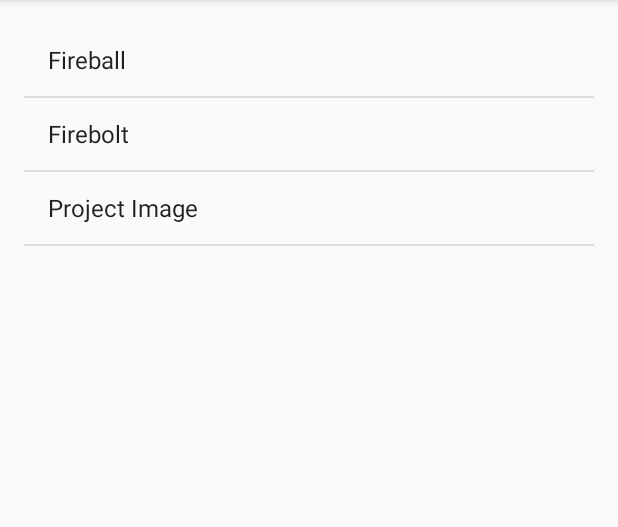
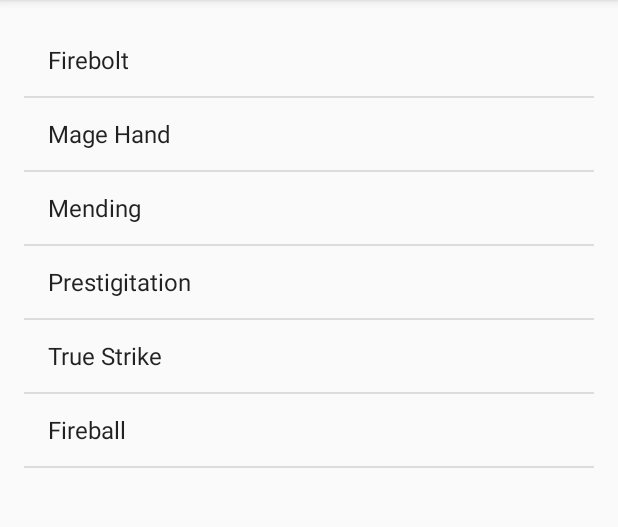
Before and after one commit to Ranzer1255/DraxSpells, an Android app: the screen it shows after launch (MainActivity), on a phone screen of 412 x 824 dp, the part 84-611 px from its top. Run offline under Robolectric (Android 15) with nearby library versions, the phone set to English and light mode, and no system bars.

Commit message:
sorting of spell list and adding more spells to data provider

```diff
--- a/app/src/main/AndroidManifest.xml
+++ b/app/src/main/AndroidManifest.xml
@@ -18,6 +18,7 @@
         </activity>
         <activity
             android:name=".SpellDetailActivity"
+            android:parentActivityName=".MainActivity"
             android:screenOrientation="portrait"/>
     </application>
 
--- a/app/src/main/java/com/example/ranzer/draxspells/MainActivity.java
+++ b/app/src/main/java/com/example/ranzer/draxspells/MainActivity.java
@@ -13,12 +13,14 @@ import com.example.ranzer.draxspells.data.SimpleSpellDataProvider;
 import com.example.ranzer.draxspells.data.SpellItem;
 
 import java.util.ArrayList;
+import java.util.Comparator;
 import java.util.List;
+import java.util.function.Consumer;
 
 public class MainActivity extends AppCompatActivity {
 
 	private final static String TAG = "MainActivity";
-	public final static String SPELL_POSITION = "spellPosition";
+	public static final String SPELL_NAME = "spellName";
 
 	@Override
 	protected void onCreate(Bundle savedInstanceState) {
@@ -26,10 +28,22 @@ public class MainActivity extends AppCompatActivity {
 		Log.v(TAG, "Starting MainActivity");
 		setContentView(R.layout.activity_main);
 
-		List<String> spellList = new ArrayList<>();
-		for (SpellItem spell : SimpleSpellDataProvider.spellList) {
-			spellList.add(spell.getName());
-		}
+		final List<String> spellList = new ArrayList<>();
+		SimpleSpellDataProvider.spellList.stream().sorted(new Comparator<SpellItem>() {
+			@Override
+			public int compare(SpellItem o1, SpellItem o2) {
+				return o1.compare(o2);
+			}
+		}).forEach(new Consumer<SpellItem>() {
+			@Override
+			public void accept(SpellItem spellItem) {
+				spellList.add(spellItem.getName());
+			}
+		});
+
+//		for (SpellItem spell : SimpleSpellDataProvider.spellList) {
+//			spellList.add(spell.getName());
+//		}
 		ArrayAdapter<String> adapter = new ArrayAdapter<String>(this, android.R.layout.simple_list_item_1, spellList);
 
 		ListView lv = (ListView) findViewById(android.R.id.list);
@@ -38,15 +52,15 @@ public class MainActivity extends AppCompatActivity {
 		lv.setOnItemClickListener(new AdapterView.OnItemClickListener() {
 			@Override
 			public void onItemClick(AdapterView<?> parent, View view, int position, long id) {
-				launchDetailActivity(position);
+				launchDetailActivity(spellList.get(position));
 			}
 		});
 
 	}
 
-	private void launchDetailActivity(int position) {
+	private void launchDetailActivity(String spell) {
 		Intent intent = new Intent(this, SpellDetailActivity.class);
-		intent.putExtra(SPELL_POSITION, position);
+		intent.putExtra(SPELL_NAME, spell);
 		startActivity(intent);
 	}
 }
--- a/app/src/main/java/com/example/ranzer/draxspells/SpellDetailActivity.java
+++ b/app/src/main/java/com/example/ranzer/draxspells/SpellDetailActivity.java
@@ -19,8 +19,8 @@ public class SpellDetailActivity extends AppCompatActivity {
 		super.onCreate(savedInstanceState);
 		setContentView(R.layout.activity_spell_detail);
 
-		int spellPos = getIntent().getIntExtra(MainActivity.SPELL_POSITION, -1);
-		spellItem = SimpleSpellDataProvider.spellList.get(spellPos);
+		String spellName = getIntent().getStringExtra(MainActivity.SPELL_NAME);
+		spellItem = SimpleSpellDataProvider.spellMap.get(spellName);
 
 		getViews();
 
--- a/app/src/main/java/com/example/ranzer/draxspells/data/SimpleSpellDataProvider.java
+++ b/app/src/main/java/com/example/ranzer/draxspells/data/SimpleSpellDataProvider.java
@@ -22,17 +22,56 @@ public class SimpleSpellDataProvider {
 				"When you cast this spell using a spell slot of 4th level or higher, the damage increases by 1d6 for each slot level above 3rd",
 				"Dex Save", null, "8d6");
 
+		addSpell(null, "Mage Hand", 0, "Conjuration", "1 Action", "30 Feet", "S,V", "1 Minute", false,
+				"A spectral, floating hand appears at a point you choose within range. The hand lasts " +
+						"for the duration or until you dismiss it as an action. The hand vanishes if it is " +
+						"ever more than 30 feet away from you or if you cast " +
+						"this spell again.\n" +
+						"You can use your action to control the hand. You can " +
+						"use the hand to manipulate an object, open an unlocked " +
+						"door or container, stow or retrieve an item from an open " +
+						"container, or pour the contents out of a vial. You can " +
+						"move the hand up to 30 feet each time you use it.\n" +
+						"The hand can't attack, activate magic items, ar carry " +
+						"more than 10 pounds.",
+				null, null, null, null);
+
+		addSpell(null, "True Strike", 0, "Divination", "1 Action", "30 Feet", "S", "Concentration, up to 1 round", true,
+				"You extend your hand and point a finger at a target in range. Your magic grants you " +
+						"a brief insight into the target's defenses. On your next turn, you gain advantage " +
+						"on your first attack roll against the target, provided that this spell hasn't ended.",
+				null, null, null, null);
+
 		addSpell(null, "Firebolt", 0, "Evocation", "1 Action", "120 Feet", "V, S", "Instantaneous", false,
 				"You hurl a mote of fire at a creature or object within range. Make a ranged spell attack against the target. On a hit, the target takes 1d10 fire damage. a flammable object hit by this spe3ll ignites if it isn't being worn ro carried.",
 				"This spell's damage increases by 1d10 when you reach 5th level (2d10, 11th level (3d10), and 17h level (4d10)",
 				null, "1d20+Prof+Dex", "1d10");
 
-		addSpell(null, "Project Image", 7, "Illusion", "1 Action", "500 miles", "V,S,M", "Concentration, up to 1 day",
-				true, "You create an illusory copy of yourself that lasts for the duration, The copy can appear at any location within range that you have seen befor, regardless of intervening obstacles. The illusion looks and sounds like you but is intangible. If the isllusion takes any damage, it disappears, and the spell ends.\n" +
-						"you can use your action to move this illusion up to twice your speed, and make it gesture, speak and behave in whatever way you choose. It mimics your mannerisms perfectly.\n" +
-						"you can see through its eyes and hear through its ears as if you were in its space. On your turn as a bonus action, you can swithc from using its senses to using your own, or back again. While you are using its senses, you are blinded and deafend in regard to your own surroundinghs.\n" +
-						"Phisical interactions with the image reveals it to be an illusion, because things can bass through it. A creature that usis its action to examine the image can determine that it is an aillusion with a successful Inteligence (Investication_ check aginst your spell save DC. If a creature discerns the illlusion for what it is, the creature can see through the image, and any noise it makes sounds hollow tothe creature.",
+		addSpell(null, "Mending", 0, "Transmutation", "1 minute", "Touch", "V,S,M", "Instantaneous",
+				false, "This spell repairs a single break or tear in an object you touch, such as a broken " +
+						"chain link. two halves of a broken key, a torn c1oak, or a leaking wineskin. " +
+						"As	long as the break or tear is no larger than 1 foot in any dimension, " +
+						"you mend it. leaving no trace of the former damage.\n" +
+						"This spell can physically repair a magic item or construct, but the spell can't restore " +
+						"magic to such an object.",
 				null, null, null, null);
+
+		addSpell(null, "Prestigitation", 0, "transmutation", "1 Action", "10 Feet", "V,S", "Up to 1 hour",
+				false, "This spell is a minor magical trick that novice spellcasters use for practice. " +
+						"Youc reate one of the following magical effects within range:\n" +
+						"* You create an instantaneous. harmless sensory effect. such as a shower of " +
+						"sparks. a puff of wind. faint musical notes. or an odd odor.\n\n" +
+						"* You instantaneously light or snuff out a candle. a torch. or a small campfire.\n\n" +
+						"* You instantaneously clean or soil an object no larger than 1 cubic foot.\n\n" +
+						"* You chill, warm, or flavor up to 1 cubic foot of nonliving material for 1 hour.\n\n" +
+						"* You make a color, a small mark, or a symbol appear on an object or " +
+						"a surface for 1 hour.\n\n" +
+						"* You create a nonmagical trinket or an illusory image that can fit in your " +
+						"hand and that lasts until the end of your next turn\n\n" +
+						"If you cast this spell multiple times. You can have up to " +
+						"three of its non-instantaneous effects active at a time. and you can " +
+						"dismiss such an effect as an action.", null, null, null, null
+				);
 	}
 
 	public static void addSpell(String spellID, String name, int level, String school, String castingTime,
@@ -51,6 +90,6 @@ public class SimpleSpellDataProvider {
 
 	public static void addSpell(SpellItem spell) {
 		spellList.add(spell);
-		spellMap.put(spell.getSpellID(), spell);
+		spellMap.put(spell.getName(), spell);
 	}
 }
--- a/app/src/main/java/com/example/ranzer/draxspells/data/SpellItem.java
+++ b/app/src/main/java/com/example/ranzer/draxspells/data/SpellItem.java
@@ -93,4 +93,14 @@ public class SpellItem {
 	public String getDamage() {
 		return damage;
 	}
+
+    public int compare(SpellItem o2) {
+		if(o2.getLevel()==this.getLevel()) {
+			return this.name.compareTo(o2.getName());
+		} else if(o2.getLevel()<this.getLevel()){
+			return 1;
+		} else {
+			return -1;
+		}
+    }
 }
--- a/app/src/main/res/layout/activity_spell_detail.xml
+++ b/app/src/main/res/layout/activity_spell_detail.xml
@@ -56,7 +56,7 @@
         tools:ignore="HardcodedText"/>
 
     <TableLayout
-        android:layout_width="wrap_content"
+        android:layout_width="0dp"
         android:layout_height="wrap_content"
         app:layout_constraintBottom_toTopOf="@+id/scrollView3"
         app:layout_constraintLeft_toLeftOf="parent"
@@ -75,7 +75,7 @@
                 android:padding="6dp"
                 android:text="@string/casting_time"
                 android:textAlignment="center"
-                android:textSize="@dimen/table_text_size"/>
+                android:textSize="@dimen/table_text_size" />
 
             <TextView
                 android:id="@+id/lblRange"
@@ -84,7 +84,7 @@
                 android:padding="6dp"
                 android:text="@string/range"
                 android:textAlignment="center"
-                android:textSize="@dimen/table_text_size"/>
+                android:textSize="@dimen/table_text_size" />
 
         </TableRow>
 
@@ -100,7 +100,7 @@
                 android:text="1 Action"
                 android:textAlignment="center"
                 android:textSize="@dimen/table_text_size"
-                tools:ignore="HardcodedText"/>
+                tools:ignore="HardcodedText" />
 
             <TextView
                 android:id="@+id/Range"
@@ -109,7 +109,7 @@
                 android:text="120 feet"
                 android:textAlignment="center"
                 android:textSize="@dimen/table_text_size"
-                tools:ignore="HardcodedText"/>
+                tools:ignore="HardcodedText" />
 
         </TableRow>
 
@@ -124,7 +124,7 @@
                 android:padding="6dp"
                 android:text="@string/components"
                 android:textAlignment="center"
-                android:textSize="@dimen/table_text_size"/>
+                android:textSize="@dimen/table_text_size" />
 
             <TextView
                 android:id="@+id/lblDuration"
@@ -132,7 +132,7 @@
                 android:padding="6dp"
                 android:text="@string/duration"
                 android:textAlignment="center"
-                android:textSize="@dimen/table_text_size"/>
+                android:textSize="@dimen/table_text_size" />
 
         </TableRow>
 
@@ -148,7 +148,7 @@
                 android:text="S, V, M"
                 android:textAlignment="center"
                 android:textSize="@dimen/table_text_size"
-                tools:ignore="HardcodedText"/>
+                tools:ignore="HardcodedText" />
 
             <TextView
                 android:id="@+id/duration"
@@ -157,7 +157,7 @@
                 android:text="instantaneous"
                 android:textAlignment="center"
                 android:textSize="@dimen/table_text_size"
-                tools:ignore="HardcodedText"/>
+                tools:ignore="HardcodedText" />
 
         </TableRow>
 
```
